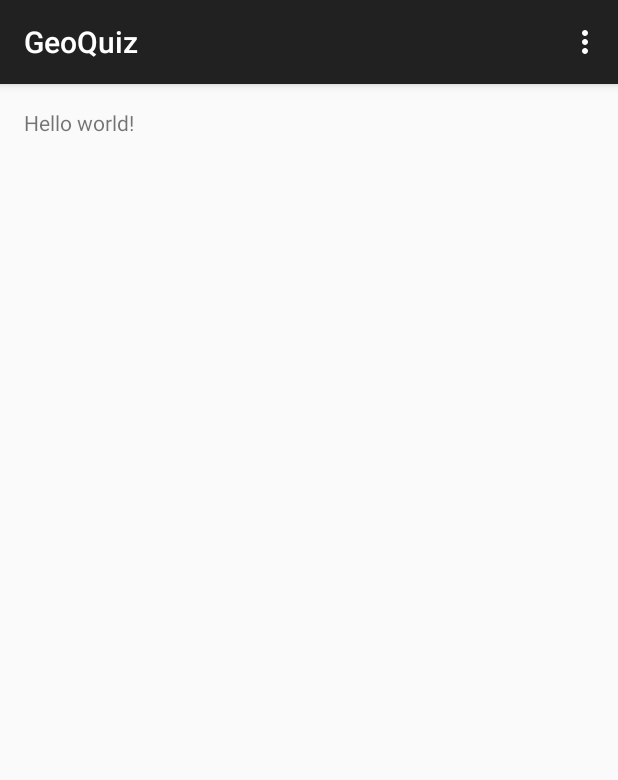
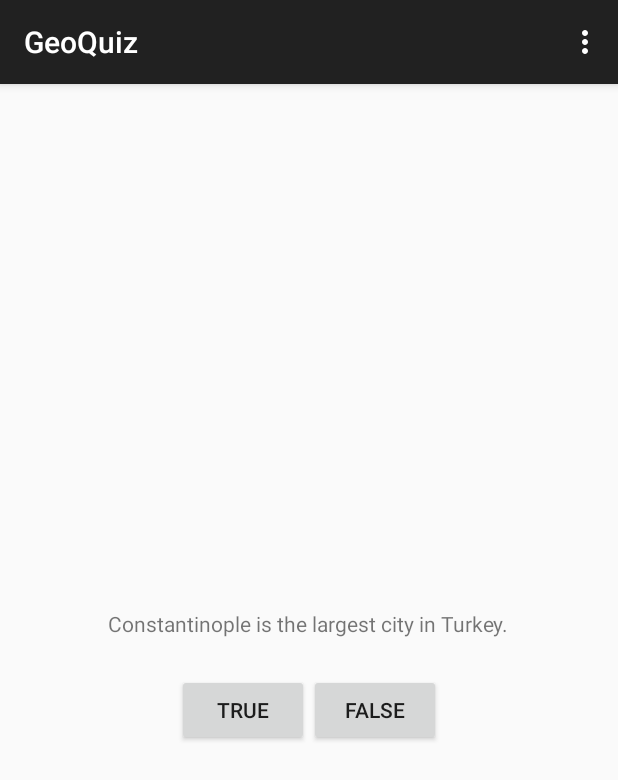
Before and after one commit to GusevaEvgenia/book_lessons, an Android app: the screen it shows after launch (MainActivity), on a phone screen of 412 x 824 dp. Shown: the top 780 px of the screen. Run offline under Robolectric (Android 15) with nearby library versions, the phone set to English and light mode, and no system bars.

Commit message:
GeoQuiz: update main activity(xml-file)

```diff
--- a/GeoQuiz/app/src/main/res/layout/activity_main.xml
+++ b/GeoQuiz/app/src/main/res/layout/activity_main.xml
@@ -1,11 +1,31 @@
-<RelativeLayout xmlns:android="http://schemas.android.com/apk/res/android"
-    xmlns:tools="http://schemas.android.com/tools" android:layout_width="match_parent"
-    android:layout_height="match_parent" android:paddingLeft="@dimen/activity_horizontal_margin"
-    android:paddingRight="@dimen/activity_horizontal_margin"
-    android:paddingTop="@dimen/activity_vertical_margin"
-    android:paddingBottom="@dimen/activity_vertical_margin" tools:context=".MainActivity">
+<LinearLayout xmlns:android="http://schemas.android.com/apk/res/android"
+    android:layout_width="match_parent"
+    android:layout_height="match_parent"
+    android:gravity="center"
+    android:orientation="vertical">
 
-    <TextView android:text="@string/hello_world" android:layout_width="wrap_content"
-        android:layout_height="wrap_content" />
+    <TextView
+        android:layout_width="wrap_content"
+        android:layout_height="wrap_content"
+        android:padding="24dp"
+        android:text="@string/question_text"/>
 
-</RelativeLayout>
+    <LinearLayout
+        android:layout_width="wrap_content"
+        android:layout_height="wrap_content"
+        android:orientation="horizontal" >
+
+        <Button
+            android:id="@+id/trueButton"
+            android:layout_width="wrap_content"
+            android:layout_height="wrap_content"
+            android:text="@string/true_button"/>
+
+        <Button
+            android:id="@+id/falseButton"
+            android:layout_width="wrap_content"
+            android:layout_height="wrap_content"
+            android:text="@string/false_button"/>
+    </LinearLayout>
+
+</LinearLayout>
--- a/GeoQuiz/app/src/main/res/values/strings.xml
+++ b/GeoQuiz/app/src/main/res/values/strings.xml
@@ -1,6 +1,9 @@
 <resources>
     <string name="app_name">GeoQuiz</string>
 
-    <string name="hello_world">Hello world!</string>
+    <string name="question_text">Constantinople is the largest city in Turkey.</string>
+    <string name="true_button">True</string>
+    <string name="false_button">False</string>
+
     <string name="action_settings">Settings</string>
 </resources>
```
